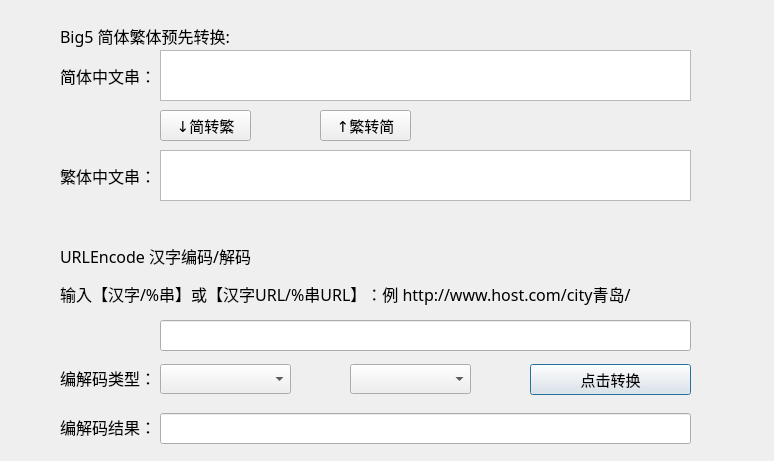
Before: the Qt Designer form UnifiedTools/urlencode.ui in frontier-zh/Zhro, drawn with Qt 5.
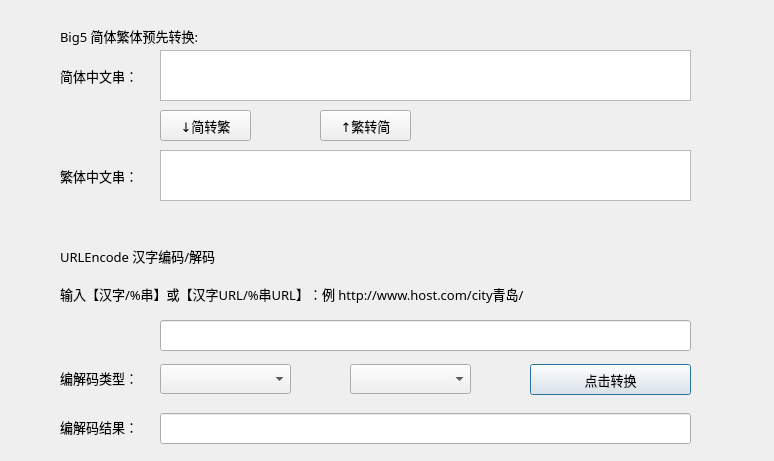
After: the same form once the commit is applied.

Patch:
```diff
--- a/UnifiedTools/urlencode.ui
+++ b/UnifiedTools/urlencode.ui
@@ -13,6 +13,22 @@
   <property name="windowTitle">
    <string>Dialog</string>
   </property>
+  <property name="styleSheet">
+   <string notr="true">QDialog.bgw{
+	border-right:1px solid rgb(170,170,170);
+	background:qlineargradient(spread:reflect,
+		x1:0,y1:0,x2:1,y2:0,
+		stop:0 rgba(207,210,184,255),
+		stop:1 rgba(198,210,100,255));
+}
+QPushButton:pressed {
+         background-color: qlineargradient(x1: 0, y1: 0, x2: 0, y2: 1, stop: 0 #aadbfe, stop: 1 #f6f7fa);
+
+}</string>
+  </property>
+  <property name="class" stdset="0">
+   <string>bgw</string>
+  </property>
   <widget class="QLineEdit" name="lineEdit_2">
    <property name="geometry">
     <rect>
@@ -79,8 +95,8 @@
    </property>
    <property name="font">
     <font>
-     <family>楷体</family>
-     <pointsize>12</pointsize>
+     <family>微软雅黑</family>
+     <pointsize>10</pointsize>
     </font>
    </property>
    <property name="text">
@@ -98,8 +114,8 @@
    </property>
    <property name="font">
     <font>
-     <family>楷体</family>
-     <pointsize>12</pointsize>
+     <family>微软雅黑</family>
+     <pointsize>10</pointsize>
     </font>
    </property>
    <property name="text">
@@ -117,8 +133,8 @@
    </property>
    <property name="font">
     <font>
-     <family>楷体</family>
-     <pointsize>11</pointsize>
+     <family>微软雅黑</family>
+     <pointsize>10</pointsize>
     </font>
    </property>
    <property name="text">
@@ -136,8 +152,8 @@
    </property>
    <property name="font">
     <font>
-     <family>楷体</family>
-     <pointsize>12</pointsize>
+     <family>微软雅黑</family>
+     <pointsize>10</pointsize>
     </font>
    </property>
    <property name="text">
@@ -155,8 +171,8 @@
    </property>
    <property name="font">
     <font>
-     <family>楷体</family>
-     <pointsize>12</pointsize>
+     <family>微软雅黑</family>
+     <pointsize>10</pointsize>
     </font>
    </property>
    <property name="text">
@@ -190,8 +206,8 @@
    </property>
    <property name="font">
     <font>
-     <family>楷体</family>
-     <pointsize>12</pointsize>
+     <family>微软雅黑</family>
+     <pointsize>10</pointsize>
     </font>
    </property>
    <property name="text">
@@ -209,8 +225,8 @@
    </property>
    <property name="font">
     <font>
-     <family>楷体</family>
-     <pointsize>11</pointsize>
+     <family>微软雅黑</family>
+     <pointsize>10</pointsize>
     </font>
    </property>
    <property name="text">
@@ -228,8 +244,8 @@
    </property>
    <property name="font">
     <font>
-     <family>楷体</family>
-     <pointsize>12</pointsize>
+     <family>微软雅黑</family>
+     <pointsize>10</pointsize>
     </font>
    </property>
    <property name="text">
@@ -247,8 +263,8 @@
    </property>
    <property name="font">
     <font>
-     <family>楷体</family>
-     <pointsize>12</pointsize>
+     <family>微软雅黑</family>
+     <pointsize>10</pointsize>
     </font>
    </property>
    <property name="text">
@@ -300,8 +316,8 @@
    </property>
    <property name="font">
     <font>
-     <family>楷体</family>
-     <pointsize>11</pointsize>
+     <family>微软雅黑</family>
+     <pointsize>10</pointsize>
     </font>
    </property>
    <property name="text">
```
Left out of the diff: 24 changed lines with no effect on the pictures.
